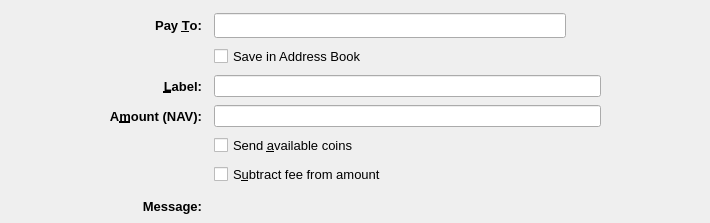
Before: the Qt Designer form src/qt/forms/sendcoinsentry.ui in navcoin/navcoin-core, drawn with Qt 5.
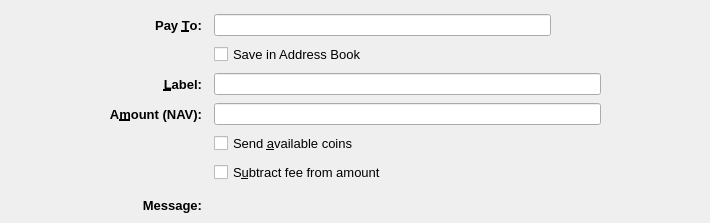
After: the same form once the commit is applied. Icons and pictures are not drawn. Custom widgets are drawn as their Qt base class.

What changed in the file:
```diff
--- a/src/qt/forms/sendcoinsentry.ui
+++ b/src/qt/forms/sendcoinsentry.ui
@@ -16,9 +16,6 @@
   <property name="autoFillBackground">
    <bool>false</bool>
   </property>
-  <property name="styleSheet">
-   <string notr="true"/>
-  </property>
   <property name="currentIndex">
    <number>0</number>
   </property>
@@ -60,18 +57,9 @@
     </item>
     <item row="3" column="2">
      <widget class="QLineEdit" name="addAsLabel">
-      <property name="sizePolicy">
-       <sizepolicy hsizetype="Expanding" vsizetype="Expanding">
-        <horstretch>0</horstretch>
-        <verstretch>0</verstretch>
-       </sizepolicy>
-      </property>
       <property name="toolTip">
        <string>Enter a label for this address to add it to the list of used addresses</string>
       </property>
-      <property name="styleSheet">
-       <string notr="true"/>
-      </property>
      </widget>
     </item>
     <item row="0" column="2">
@@ -108,9 +96,6 @@
       <property name="toolTip">
        <string>A message that was attached to the navcoin: URI which will be stored with the transaction for your reference. Note: This message will not be sent over the NavCoin network.</string>
       </property>
-      <property name="styleSheet">
-       <string notr="true"/>
-      </property>
       <property name="textFormat">
        <enum>Qt::PlainText</enum>
       </property>
@@ -157,15 +142,6 @@
      <layout class="QHBoxLayout" name="horizontalLayoutAmount" stretch="0">
       <item>
        <widget class="NavCoinAmountField" name="payAmount">
-        <property name="sizePolicy">
-         <sizepolicy hsizetype="Expanding" vsizetype="Expanding">
-          <horstretch>0</horstretch>
-          <verstretch>0</verstretch>
-         </sizepolicy>
-        </property>
-        <property name="styleSheet">
-         <string notr="true"/>
-        </property>
        </widget>
       </item>
      </layout>
@@ -197,40 +173,19 @@
       </property>
       <item>
        <widget class="QValidatedLineEdit" name="payTo">
-        <property name="sizePolicy">
-         <sizepolicy hsizetype="Expanding" vsizetype="Expanding">
-          <horstretch>0</horstretch>
-          <verstretch>0</verstretch>
-         </sizepolicy>
-        </property>
         <property name="toolTip">
          <string>The NavCoin address to send the payment to</string>
         </property>
-        <property name="styleSheet">
-         <string notr="true"/>
-        </property>
        </widget>
       </item>
       <item>
-       <widget class="QToolButton" name="addressBookButton">
-        <property name="toolTip">
-         <string notr="true"/>
-        </property>
-        <property name="styleSheet">
-         <string notr="true">border:0;background:transparent</string>
-        </property>
-        <property name="text">
-         <string/>
-        </property>
+       <widget class="QPushButton" name="addressBookButton">
         <property name="icon">
          <iconset resource="../navcoin.qrc">
           <normaloff>:/icons/address-book</normaloff>:/icons/address-book</iconset>
         </property>
-        <property name="iconSize">
-         <size>
-          <width>22</width>
-          <height>22</height>
-         </size>
+        <property name="flat">
+         <bool>true</bool>
         </property>
         <property name="shortcut">
          <string>Alt+A</string>
```
Left out of the diff: 30 changed lines with no effect on the pictures.
